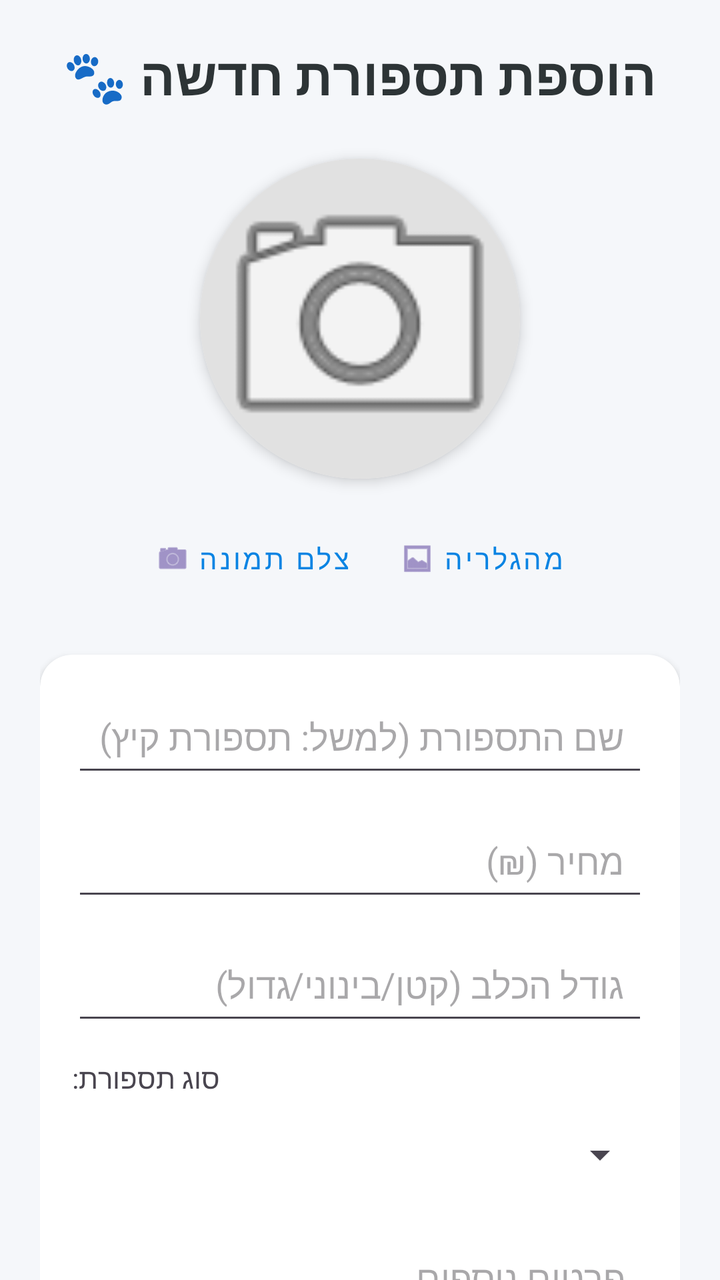
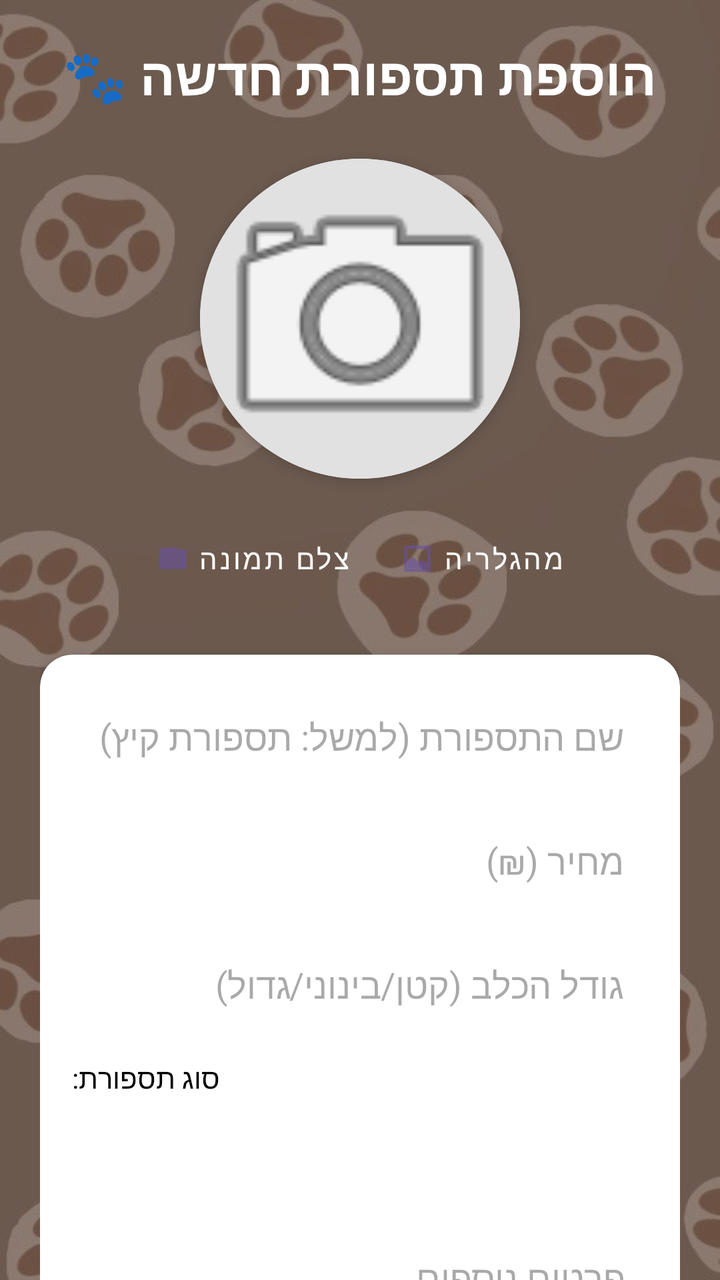

Screens rendered from an Android XML layout before and after an edit, with the pre-edit source and the edit as a unified diff.
<!-- AndroidManifest.xml: application theme Theme.Mygame -->
<!-- res/layout/activity_add_hair_cut.xml -->
<?xml version="1.0" encoding="utf-8"?>
<androidx.core.widget.NestedScrollView xmlns:android="http://schemas.android.com/apk/res/android"
    xmlns:app="http://schemas.android.com/apk/res-auto"
    xmlns:tools="http://schemas.android.com/tools"
    android:id="@+id/main"
    android:layout_width="match_parent"
    android:layout_height="match_parent"
    android:background="#F5F7FA"
    android:fillViewport="true">

    <LinearLayout
        android:layout_width="match_parent"
        android:layout_height="wrap_content"
        android:orientation="vertical"
        android:padding="20dp">

        <TextView
            android:layout_width="wrap_content"
            android:layout_height="wrap_content"
            android:layout_gravity="center"
            android:layout_marginBottom="24dp"
            android:fontFamily="sans-serif-medium"
            android:text="הוספת תספורת חדשה 🐾"
            android:textColor="#2D3436"
            android:textSize="26sp"
            android:textStyle="bold" />

        <androidx.cardview.widget.CardView
            android:layout_width="160dp"
            android:layout_height="160dp"
            android:layout_gravity="center"
            android:layout_marginBottom="16dp"
            app:cardCornerRadius="80dp"
            app:cardElevation="4dp">

            <ImageView
                android:id="@+id/ivHairCut"
                android:layout_width="match_parent"
                android:layout_height="match_parent"
                android:scaleType="centerCrop"
                android:src="@android:drawable/ic_menu_camera"
                android:background="#E1E1E1" />
        </androidx.cardview.widget.CardView>

        <LinearLayout
            android:layout_width="match_parent"
            android:layout_height="wrap_content"
            android:gravity="center"
            android:layout_marginBottom="24dp"
            android:orientation="horizontal">

            <Button
                android:id="@+id/btnCamare"
                style="@style/Widget.MaterialComponents.Button.TextButton.Icon"
                android:layout_width="wrap_content"
                android:layout_height="wrap_content"
                android:layout_marginEnd="8dp"
                android:text="צלם תמונה"
                android:textColor="#0984E3"
                app:icon="@android:drawable/ic_menu_camera" />

            <Button
                android:id="@+id/btnGallery"
                style="@style/Widget.MaterialComponents.Button.TextButton.Icon"
                android:layout_width="wrap_content"
                android:layout_height="wrap_content"
                android:text="מהגלריה"
                android:textColor="#0984E3"
                app:icon="@android:drawable/ic_menu_gallery" />
        </LinearLayout>

        <androidx.cardview.widget.CardView
            android:layout_width="match_parent"
            android:layout_height="wrap_content"
            app:cardCornerRadius="16dp"
            app:cardElevation="2dp">

            <LinearLayout
                android:layout_width="match_parent"
                android:layout_height="wrap_content"
                android:orientation="vertical"
                android:padding="16dp">

                <EditText
                    android:id="@+id/etName"
                    android:layout_width="match_parent"
                    android:layout_height="50dp"
                    android:hint="שם התספורת (למשל: תספורת קיץ)"
                    android:inputType="text"
                    android:padding="12dp"
                    android:layout_marginBottom="12dp"
                    android:textDirection="rtl" />

                <EditText
                    android:id="@+id/etPrice"
                    android:layout_width="match_parent"
                    android:layout_height="50dp"
                    android:hint="מחיר (₪)"
                    android:inputType="numberDecimal"
                    android:padding="12dp"
                    android:layout_marginBottom="12dp"
                    android:textDirection="rtl" />

                <EditText
                    android:id="@+id/etSize"
                    android:layout_width="match_parent"
                    android:layout_height="50dp"
                    android:hint="גודל הכלב (קטן/בינוני/גדול)"
                    android:inputType="text"
                    android:padding="12dp"
                    android:layout_marginBottom="12dp"
                    android:textDirection="rtl" />

                <TextView
                    android:layout_width="wrap_content"
                    android:layout_height="wrap_content"
                    android:text="סוג תספורת:"
                    android:layout_marginBottom="4dp"
                    android:textSize="14sp" />

                <Spinner
                    android:id="@+id/spTYpe"
                    android:layout_width="match_parent"
                    android:layout_height="50dp"
                    android:layout_marginBottom="12dp" />

                <EditText
                    android:id="@+id/etDetails"
                    android:layout_width="match_parent"
                    android:layout_height="100dp"
                    android:gravity="top"
                    android:hint="פרטים נוספים..."
                    android:inputType="textMultiLine"
                    android:padding="12dp"
                    android:textDirection="rtl" />

            </LinearLayout>
        </androidx.cardview.widget.CardView>

        <Button
            android:id="@+id/BtnAddNewHairCut"
            android:layout_width="match_parent"
            android:layout_height="60dp"
            android:layout_marginTop="32dp"
            android:backgroundTint="#00B894"
            android:text="הוסף למאגר"
            android:textColor="#FFFFFF"
            android:textSize="18sp"
            android:textStyle="bold"
            app:cornerRadius="12dp" />

    </LinearLayout>
</androidx.core.widget.NestedScrollView>
<!-- resources referenced by this layout -->
<resources>
  <style name="Theme.Mygame" parent="Base.Theme.Mygame" />
  <style name="Base.Theme.Mygame" parent="Theme.Material3.DayNight">
          
          
      </style>
</resources>

<!-- the commit's change to res/layout/activity_add_hair_cut.xml (unified diff, before → after) -->
@@ -1,17 +1,19 @@
 <?xml version="1.0" encoding="utf-8"?>
-<androidx.core.widget.NestedScrollView xmlns:android="http://schemas.android.com/apk/res/android"
+<androidx.core.widget.NestedScrollView
+    xmlns:android="http://schemas.android.com/apk/res/android"
     xmlns:app="http://schemas.android.com/apk/res-auto"
     xmlns:tools="http://schemas.android.com/tools"
     android:id="@+id/main"
     android:layout_width="match_parent"
     android:layout_height="match_parent"
-    android:background="#F5F7FA"
+    android:background="@drawable/dog_background"
     android:fillViewport="true">
 
     <LinearLayout
         android:layout_width="match_parent"
         android:layout_height="wrap_content"
         android:orientation="vertical"
+        android:background="#66000000"
         android:padding="20dp">
 
         <TextView
@@ -21,7 +23,7 @@
             android:layout_marginBottom="24dp"
             android:fontFamily="sans-serif-medium"
             android:text="הוספת תספורת חדשה 🐾"
-            android:textColor="#2D3436"
+            android:textColor="#FFFFFF"
             android:textSize="26sp"
             android:textStyle="bold" />
 
@@ -37,16 +39,16 @@
                 android:id="@+id/ivHairCut"
                 android:layout_width="match_parent"
                 android:layout_height="match_parent"
+                android:background="#E1E1E1"
                 android:scaleType="centerCrop"
-                android:src="@android:drawable/ic_menu_camera"
-                android:background="#E1E1E1" />
+                android:src="@android:drawable/ic_menu_camera" />
         </androidx.cardview.widget.CardView>
 
         <LinearLayout
             android:layout_width="match_parent"
             android:layout_height="wrap_content"
+            android:layout_marginBottom="24dp"
             android:gravity="center"
-            android:layout_marginBottom="24dp"
             android:orientation="horizontal">
 
             <Button
@@ -56,7 +58,7 @@
                 android:layout_height="wrap_content"
                 android:layout_marginEnd="8dp"
                 android:text="צלם תמונה"
-                android:textColor="#0984E3"
+                android:textColor="#FFFFFF"
                 app:icon="@android:drawable/ic_menu_camera" />
 
             <Button
@@ -65,7 +67,7 @@
                 android:layout_width="wrap_content"
                 android:layout_height="wrap_content"
                 android:text="מהגלריה"
-                android:textColor="#0984E3"
+                android:textColor="#FFFFFF"
                 app:icon="@android:drawable/ic_menu_gallery" />
         </LinearLayout>
 
@@ -73,7 +75,7 @@
             android:layout_width="match_parent"
             android:layout_height="wrap_content"
             app:cardCornerRadius="16dp"
-            app:cardElevation="2dp">
+            app:cardElevation="6dp">
 
             <LinearLayout
                 android:layout_width="match_parent"
@@ -85,49 +87,55 @@
                     android:id="@+id/etName"
                     android:layout_width="match_parent"
                     android:layout_height="50dp"
+                    android:layout_marginBottom="12dp"
+                    android:background="#FFFFFF"
                     android:hint="שם התספורת (למשל: תספורת קיץ)"
                     android:inputType="text"
                     android:padding="12dp"
-                    android:layout_marginBottom="12dp"
                     android:textDirection="rtl" />
 
                 <EditText
                     android:id="@+id/etPrice"
                     android:layout_width="match_parent"
                     android:layout_height="50dp"
+                    android:layout_marginBottom="12dp"
+                    android:background="#FFFFFF"
                     android:hint="מחיר (₪)"
                     android:inputType="numberDecimal"
                     android:padding="12dp"
-                    android:layout_marginBottom="12dp"
                     android:textDirection="rtl" />
 
                 <EditText
                     android:id="@+id/etSize"
                     android:layout_width="match_parent"
                     android:layout_height="50dp"
+                    android:layout_marginBottom="12dp"
+                    android:background="#FFFFFF"
                     android:hint="גודל הכלב (קטן/בינוני/גדול)"
                     android:inputType="text"
                     android:padding="12dp"
-                    android:layout_marginBottom="12dp"
                     android:textDirection="rtl" />
 
                 <TextView
                     android:layout_width="wrap_content"
                     android:layout_height="wrap_content"
+                    android:layout_marginBottom="4dp"
                     android:text="סוג תספורת:"
-                    android:layout_marginBottom="4dp"
+                    android:textColor="#000000"
                     android:textSize="14sp" />
 
                 <Spinner
                     android:id="@+id/spTYpe"
                     android:layout_width="match_parent"
                     android:layout_height="50dp"
-                    android:layout_marginBottom="12dp" />
+                    android:layout_marginBottom="12dp"
+                    android:background="#FFFFFF" />
 
                 <EditText
                     android:id="@+id/etDetails"
                     android:layout_width="match_parent"
                     android:layout_height="100dp"
+                    android:background="#FFFFFF"
                     android:gravity="top"
                     android:hint="פרטים נוספים..."
                     android:inputType="textMultiLine"
@@ -150,4 +158,5 @@
             app:cornerRadius="12dp" />
 
     </LinearLayout>
+
 </androidx.core.widget.NestedScrollView>
<!-- resource entries referenced after the edit -->
@@ -1,5 +1,6 @@
 <!-- resources referenced by this layout -->
 <resources>
+  <!-- drawable dog_background: jpg bitmap (drawable, 38489 bytes) -->
   <style name="Theme.Mygame" parent="Base.Theme.Mygame" />
   <style name="Base.Theme.Mygame" parent="Theme.Material3.DayNight">
           
